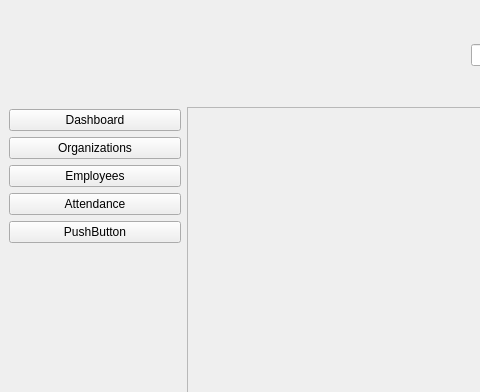
The window that ui/screens/mainwindow.ui (ahmedivy/hr-ms) describes before a commit, drawn with Qt 5; both pictures show x 0 to 480 and y 0 to 392 of the 1168 by 940 pixel window.
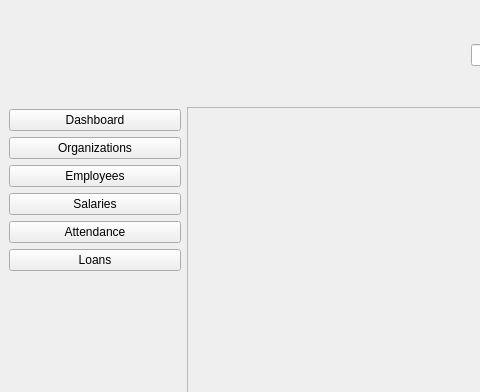
The same window after the commit.

```diff
--- a/ui/screens/mainwindow.ui
+++ b/ui/screens/mainwindow.ui
@@ -49,6 +49,13 @@
           </property>
          </widget>
         </item>
+        <item>
+         <widget class="QPushButton" name="salariesButton">
+          <property name="text">
+           <string>Salaries</string>
+          </property>
+         </widget>
+        </item>
         <item>
          <widget class="QPushButton" name="attendanceButton">
           <property name="text">
@@ -59,7 +66,7 @@
         <item>
          <widget class="QPushButton" name="pushButton_3">
           <property name="text">
-           <string>PushButton</string>
+           <string>Loans</string>
           </property>
          </widget>
         </item>
```
Left out of the diff: 2 changed lines with no effect on the pictures.
